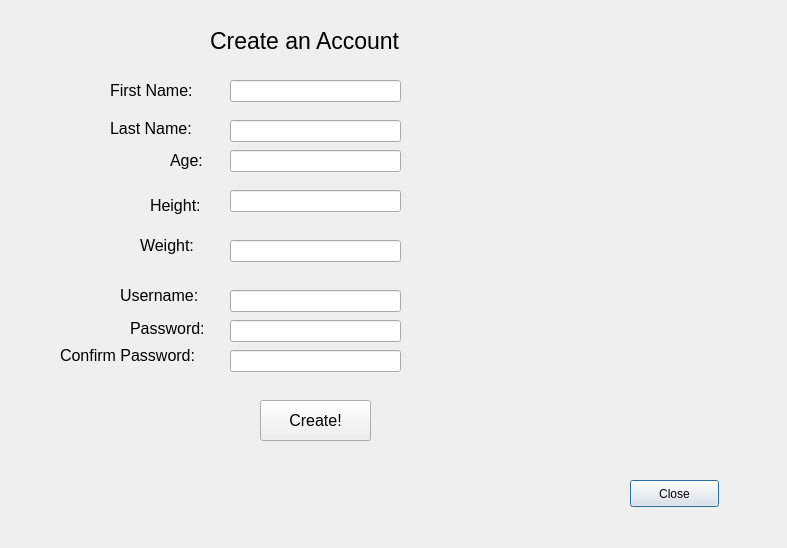
Qt form newuserwindow.ui (Nicholas-LeBoeuf/RemoteWorkouts) before a commit.
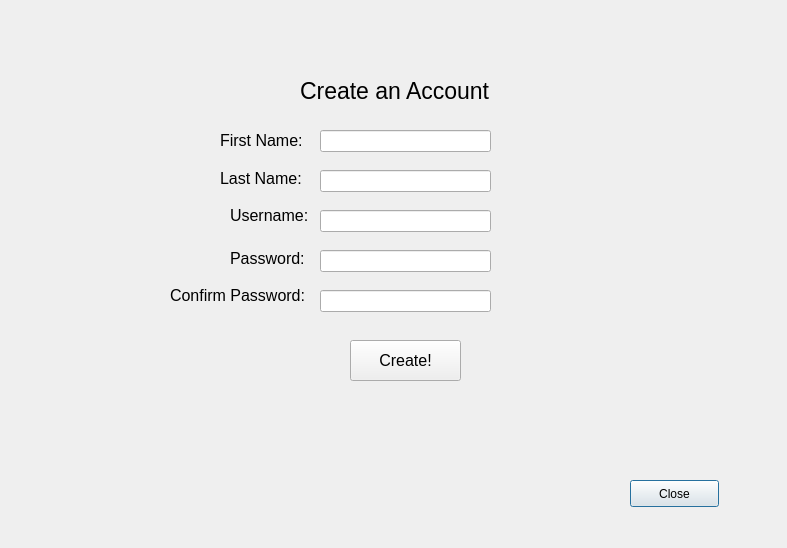
The same form after that commit.

What changed in the file:
```diff
--- a/newuserwindow.ui
+++ b/newuserwindow.ui
@@ -16,8 +16,8 @@
   <widget class="QLabel" name="Title">
    <property name="geometry">
     <rect>
-     <x>210</x>
-     <y>20</y>
+     <x>300</x>
+     <y>70</y>
      <width>221</width>
      <height>41</height>
     </rect>
@@ -34,8 +34,8 @@
   <widget class="QLabel" name="FName">
    <property name="geometry">
     <rect>
-     <x>110</x>
-     <y>80</y>
+     <x>220</x>
+     <y>130</y>
      <width>111</width>
      <height>21</height>
     </rect>
@@ -52,8 +52,8 @@
   <widget class="QLabel" name="LName">
    <property name="geometry">
     <rect>
-     <x>110</x>
-     <y>120</y>
+     <x>220</x>
+     <y>170</y>
      <width>101</width>
      <height>16</height>
     </rect>
@@ -70,44 +70,8 @@
   <widget class="QLabel" name="ageInput">
    <property name="geometry">
     <rect>
-     <x>170</x>
-     <y>150</y>
-     <width>41</width>
-     <height>21</height>
-    </rect>
-   </property>
-   <property name="font">
-    <font>
-     <pointsize>12</pointsize>
-    </font>
-   </property>
-   <property name="text">
-    <string>Age:</string>
-   </property>
-  </widget>
-  <widget class="QLabel" name="Height">
-   <property name="geometry">
-    <rect>
-     <x>150</x>
-     <y>190</y>
-     <width>81</width>
-     <height>31</height>
-    </rect>
-   </property>
-   <property name="font">
-    <font>
-     <pointsize>12</pointsize>
-    </font>
-   </property>
-   <property name="text">
-    <string>Height: </string>
-   </property>
-  </widget>
-  <widget class="QLabel" name="Username">
-   <property name="geometry">
-    <rect>
-     <x>120</x>
-     <y>280</y>
+     <x>230</x>
+     <y>200</y>
      <width>91</width>
      <height>31</height>
     </rect>
@@ -124,8 +88,8 @@
   <widget class="QLabel" name="Password">
    <property name="geometry">
     <rect>
-     <x>130</x>
-     <y>320</y>
+     <x>230</x>
+     <y>250</y>
      <width>101</width>
      <height>16</height>
     </rect>
@@ -142,8 +106,8 @@
   <widget class="QLabel" name="ConfirmPw">
    <property name="geometry">
     <rect>
-     <x>60</x>
-     <y>340</y>
+     <x>170</x>
+     <y>280</y>
      <width>171</width>
      <height>31</height>
     </rect>
@@ -160,8 +124,8 @@
   <widget class="QLineEdit" name="FNameInput">
    <property name="geometry">
     <rect>
-     <x>230</x>
-     <y>80</y>
+     <x>320</x>
+     <y>130</y>
      <width>171</width>
      <height>22</height>
     </rect>
@@ -170,8 +134,8 @@
   <widget class="QLineEdit" name="LNameInput">
    <property name="geometry">
     <rect>
-     <x>230</x>
-     <y>120</y>
+     <x>320</x>
+     <y>170</y>
      <width>171</width>
      <height>22</height>
     </rect>
@@ -180,8 +144,8 @@
   <widget class="QLineEdit" name="AgeInput">
    <property name="geometry">
     <rect>
-     <x>230</x>
-     <y>150</y>
+     <x>320</x>
+     <y>210</y>
      <width>171</width>
      <height>22</height>
     </rect>
@@ -190,8 +154,8 @@
   <widget class="QLineEdit" name="HeightInput">
    <property name="geometry">
     <rect>
-     <x>230</x>
-     <y>190</y>
+     <x>320</x>
+     <y>250</y>
      <width>171</width>
      <height>22</height>
     </rect>
@@ -200,33 +164,13 @@
   <widget class="QLineEdit" name="UsernameInput">
    <property name="geometry">
     <rect>
-     <x>230</x>
+     <x>320</x>
      <y>290</y>
      <width>171</width>
      <height>22</height>
     </rect>
    </property>
   </widget>
-  <widget class="QLineEdit" name="PasswordInput">
-   <property name="geometry">
-    <rect>
-     <x>230</x>
-     <y>320</y>
-     <width>171</width>
-     <height>22</height>
-    </rect>
-   </property>
-  </widget>
-  <widget class="QLineEdit" name="ConfirmPwInput">
-   <property name="geometry">
-    <rect>
-     <x>230</x>
-     <y>350</y>
-     <width>171</width>
-     <height>22</height>
-    </rect>
-   </property>
-  </widget>
   <widget class="QPushButton" name="pushButton_2">
    <property name="geometry">
     <rect>
@@ -240,39 +184,11 @@
     <string>Close</string>
    </property>
   </widget>
-  <widget class="QLabel" name="Weight">
-   <property name="geometry">
-    <rect>
-     <x>140</x>
-     <y>230</y>
-     <width>81</width>
-     <height>31</height>
-    </rect>
-   </property>
-   <property name="font">
-    <font>
-     <pointsize>12</pointsize>
-    </font>
-   </property>
-   <property name="text">
-    <string>Weight:</string>
-   </property>
-  </widget>
-  <widget class="QLineEdit" name="WeightInput">
-   <property name="geometry">
-    <rect>
-     <x>230</x>
-     <y>240</y>
-     <width>171</width>
-     <height>22</height>
-    </rect>
-   </property>
-  </widget>
   <widget class="QPushButton" name="CreateButton">
    <property name="geometry">
     <rect>
-     <x>260</x>
-     <y>400</y>
+     <x>350</x>
+     <y>340</y>
      <width>111</width>
      <height>41</height>
     </rect>
```
Left out of the diff: 14 changed lines with no effect on the pictures.
